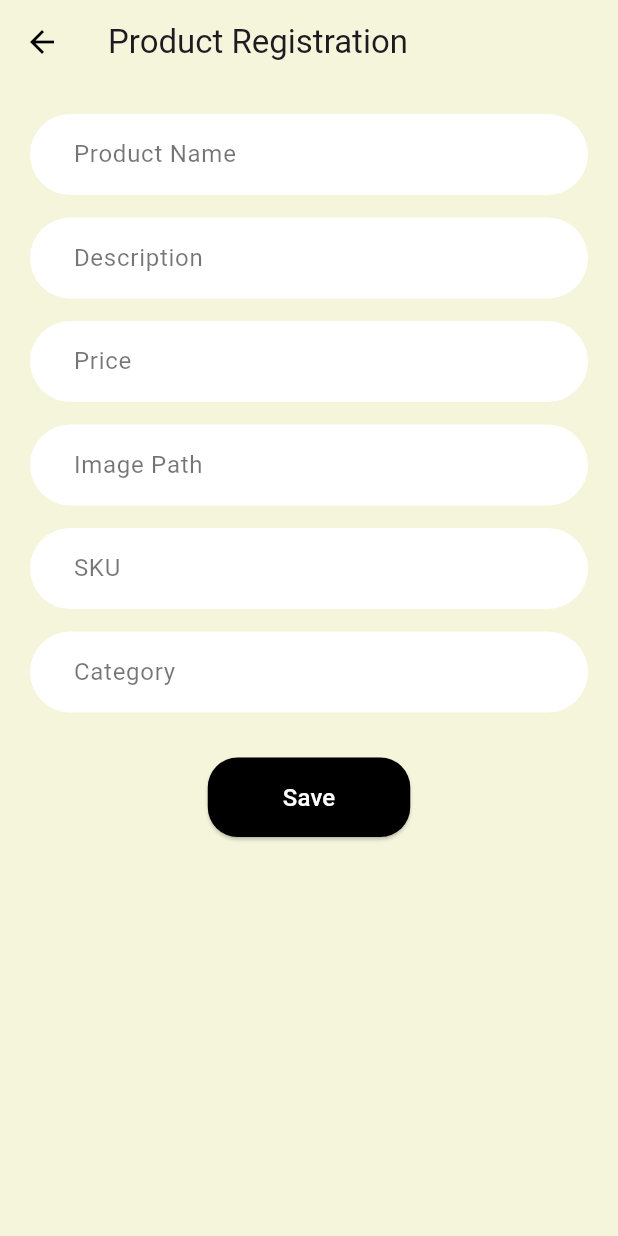
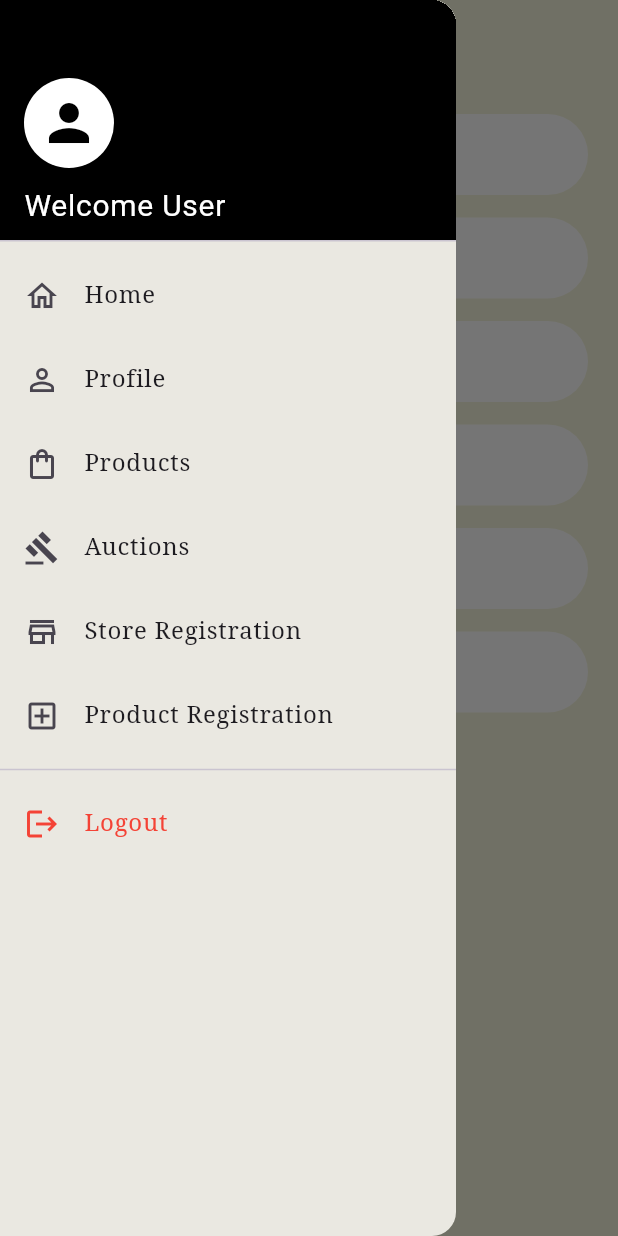
Before and after one commit to TIKKRI-INTERNATIONAL/luwa-app, a Flutter app: the ProductRegistrationScreen screen opened by its route, with the side drawer open (before the commit the screen has no drawer), on a phone screen of 412 x 824 dp. Run offline on Flutter 3.47's test engine with Material 3 defaults, Android fonts, the light colour scheme and no system bars; our stand-ins replace go_router, google_fonts; network calls fail.

Commit message:
first commit

```diff
--- a/lib/product_registration_screen.dart
+++ b/lib/product_registration_screen.dart
@@ -1,5 +1,6 @@
-
 import 'package:flutter/material.dart';
+import 'package:google_fonts/google_fonts.dart';
+import 'package:go_router/go_router.dart';
 
 class ProductRegistrationScreen extends StatelessWidget {
   const ProductRegistrationScreen({super.key});
@@ -8,14 +9,99 @@ class ProductRegistrationScreen extends StatelessWidget {
   Widget build(BuildContext context) {
     return Scaffold(
       backgroundColor: const Color(0xFFF5F5DC),
+      drawer: Drawer(
+        backgroundColor: const Color(0xFFEAE8E1),
+        child: ListView(
+          padding: EdgeInsets.zero,
+          children: [
+            const DrawerHeader(
+              decoration: BoxDecoration(
+                color: Colors.black,
+              ),
+              child: Column(
+                crossAxisAlignment: CrossAxisAlignment.start,
+                mainAxisAlignment: MainAxisAlignment.end,
+                children: [
+                  CircleAvatar(
+                    radius: 30,
+                    backgroundColor: Colors.white,
+                    child: Icon(Icons.person, size: 40, color: Colors.black),
+                  ),
+                  SizedBox(height: 10),
+                  Text(
+                    'Welcome User',
+                    style: TextStyle(
+                      color: Colors.white,
+                      fontSize: 20,
+                    ),
+                  ),
+                ],
+              ),
+            ),
+            ListTile(
+              leading: const Icon(Icons.home_outlined),
+              title: Text('Home', style: GoogleFonts.notoSerif()),
+              onTap: () {
+                context.pop();
+                context.go('/home');
+              },
+            ),
+            ListTile(
+              leading: const Icon(Icons.person_outline),
+              title: Text('Profile', style: GoogleFonts.notoSerif()),
+              onTap: () {
+                context.pop();
+                context.push('/profile');
+              },
+            ),
+            ListTile(
+              leading: const Icon(Icons.shopping_bag_outlined),
+              title: Text('Products', style: GoogleFonts.notoSerif()),
+              onTap: () {
+                context.pop();
+                context.push('/product');
+              },
+            ),
+            ListTile(
+              leading: const Icon(Icons.gavel_outlined),
+              title: Text('Auctions', style: GoogleFonts.notoSerif()),
+              onTap: () {
+                context.pop();
+                context.push('/auction');
+              },
+            ),
+            ListTile(
+              leading: const Icon(Icons.store_mall_directory_outlined),
+              title: Text('Store Registration', style: GoogleFonts.notoSerif()),
+              onTap: () {
+                context.pop();
+                context.push('/store-registration');
+              },
+            ),
+            ListTile(
+              leading: const Icon(Icons.add_box_outlined),
+              title: Text('Product Registration', style: GoogleFonts.notoSerif()),
+              onTap: () {
+                context.pop();
+              },
+            ),
+            const Divider(),
+            ListTile(
+              leading: const Icon(Icons.logout, color: Colors.red),
+              title: Text('Logout', style: GoogleFonts.notoSerif(color: Colors.red)),
+              onTap: () {
+                context.pop();
+                context.go('/');
+              },
+            ),
+          ],
+        ),
+      ),
       appBar: AppBar(
-        title: const Text('Product Registration'),
+        title: Text('Product Registration', style: GoogleFonts.notoSerif(color: Colors.black)),
         backgroundColor: Colors.transparent,
         elevation: 0,
-        leading: IconButton(
-          icon: const Icon(Icons.arrow_back, color: Colors.black),
-          onPressed: () => Navigator.of(context).pop(),
-        ),
+        iconTheme: const IconThemeData(color: Colors.black),
       ),
       body: Padding(
         padding: const EdgeInsets.symmetric(horizontal: 20.0),
```
Also changed, not shown: lib/auction_category_screen.dart (+106 -24 lines), lib/dashboard_screen.dart (+69 -26 lines), lib/store_category_screen.dart (+104 -25 lines), lib/store_registration_screen.dart (+8 -0 lines).
